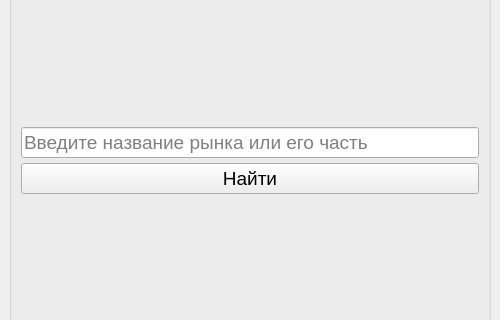
This is advanced/practice_7_GUI/resources/ui/search_by_market_name.ui in novobranchenko-danil/124-19 as Qt 5 draws it before an edit; both pictures show x 0 to 500 and y 223 to 543 of the 500 by 754 pixel window. The edited form follows.
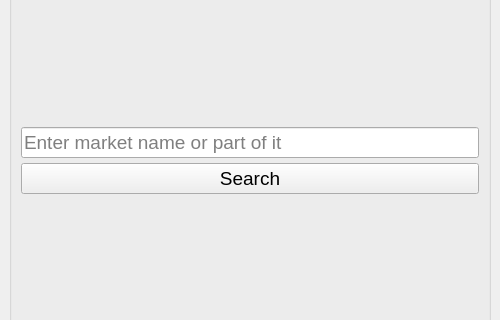
This is the edited form.

Diff of the .ui file:
```diff
--- a/advanced/practice_7_GUI/resources/ui/search_by_market_name.ui
+++ b/advanced/practice_7_GUI/resources/ui/search_by_market_name.ui
@@ -123,14 +123,14 @@
        <item>
         <widget class="QLineEdit" name="market_name_input">
          <property name="placeholderText">
-          <string>Введите название рынка или его часть</string>
+          <string>Enter market name or part of it  </string>
          </property>
         </widget>
        </item>
        <item>
         <widget class="QPushButton" name="search_button">
          <property name="text">
-          <string>Найти</string>
+          <string>Search</string>
          </property>
         </widget>
        </item>
```
